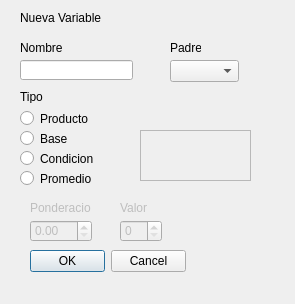
This is UIs/agregarVar.ui in MonodetH/Promedieitor as Qt 5 draws it before an edit. The edited form follows.
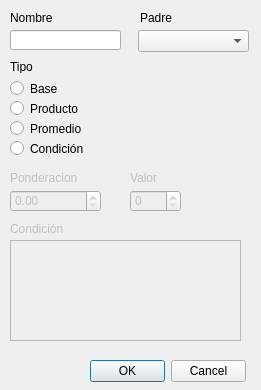
This is the edited form.

Commit message: Se muestran dialogos. class_agregarEval casi lista 03-08-2012

Diff of the .ui file:
```diff
--- a/UIs/agregarVar.ui
+++ b/UIs/agregarVar.ui
@@ -6,8 +6,8 @@
    <rect>
     <x>0</x>
     <y>0</y>
-    <width>295</width>
-    <height>304</height>
+    <width>261</width>
+    <height>390</height>
    </rect>
   </property>
   <property name="windowTitle">
@@ -19,18 +19,18 @@
    </property>
    <property name="geometry">
     <rect>
-     <x>140</x>
-     <y>130</y>
-     <width>111</width>
-     <height>51</height>
+     <x>10</x>
+     <y>240</y>
+     <width>231</width>
+     <height>101</height>
     </rect>
    </property>
   </widget>
   <widget class="QDialogButtonBox" name="buttonBox">
    <property name="geometry">
     <rect>
-     <x>30</x>
-     <y>250</y>
+     <x>90</x>
+     <y>360</y>
      <width>156</width>
      <height>23</height>
     </rect>
@@ -39,24 +39,24 @@
     <set>QDialogButtonBox::Cancel|QDialogButtonBox::Ok</set>
    </property>
   </widget>
-  <widget class="QRadioButton" name="radioButton">
-   <property name="geometry">
-    <rect>
-     <x>20</x>
-     <y>110</y>
-     <width>82</width>
-     <height>17</height>
-    </rect>
-   </property>
-   <property name="text">
-    <string>Producto</string>
-   </property>
-  </widget>
   <widget class="QRadioButton" name="radioButton_2">
    <property name="geometry">
     <rect>
-     <x>20</x>
-     <y>130</y>
+     <x>10</x>
+     <y>100</y>
+     <width>101</width>
+     <height>17</height>
+    </rect>
+   </property>
+   <property name="text">
+    <string>Producto</string>
+   </property>
+  </widget>
+  <widget class="QRadioButton" name="radioButton">
+   <property name="geometry">
+    <rect>
+     <x>10</x>
+     <y>80</y>
      <width>82</width>
      <height>17</height>
     </rect>
@@ -65,25 +65,25 @@
     <string>Base</string>
    </property>
   </widget>
-  <widget class="QRadioButton" name="radioButton_3">
-   <property name="geometry">
-    <rect>
-     <x>20</x>
-     <y>150</y>
-     <width>82</width>
-     <height>17</height>
-    </rect>
-   </property>
-   <property name="text">
-    <string>Condicion</string>
-   </property>
-  </widget>
   <widget class="QRadioButton" name="radioButton_4">
    <property name="geometry">
     <rect>
-     <x>20</x>
-     <y>170</y>
-     <width>82</width>
+     <x>10</x>
+     <y>140</y>
+     <width>101</width>
+     <height>17</height>
+    </rect>
+   </property>
+   <property name="text">
+    <string>Condición</string>
+   </property>
+  </widget>
+  <widget class="QRadioButton" name="radioButton_3">
+   <property name="geometry">
+    <rect>
+     <x>10</x>
+     <y>120</y>
+     <width>101</width>
      <height>17</height>
     </rect>
    </property>
@@ -94,8 +94,8 @@
   <widget class="QLabel" name="label">
    <property name="geometry">
     <rect>
-     <x>20</x>
-     <y>90</y>
+     <x>10</x>
+     <y>60</y>
      <width>46</width>
      <height>13</height>
     </rect>
@@ -104,25 +104,12 @@
     <string>Tipo</string>
    </property>
   </widget>
-  <widget class="QLabel" name="label_2">
-   <property name="geometry">
-    <rect>
-     <x>20</x>
-     <y>10</y>
-     <width>101</width>
-     <height>16</height>
-    </rect>
-   </property>
-   <property name="text">
-    <string>Nueva Variable</string>
-   </property>
-  </widget>
   <widget class="QComboBox" name="comboBox">
    <property name="geometry">
     <rect>
-     <x>170</x>
-     <y>60</y>
-     <width>69</width>
+     <x>138</x>
+     <y>30</y>
+     <width>111</width>
      <height>22</height>
     </rect>
    </property>
@@ -130,9 +117,9 @@
   <widget class="QLineEdit" name="lineEdit">
    <property name="geometry">
     <rect>
-     <x>20</x>
-     <y>60</y>
-     <width>113</width>
+     <x>10</x>
+     <y>30</y>
+     <width>111</width>
      <height>20</height>
     </rect>
    </property>
@@ -143,9 +130,9 @@
    </property>
    <property name="geometry">
     <rect>
-     <x>120</x>
-     <y>220</y>
-     <width>42</width>
+     <x>130</x>
+     <y>190</y>
+     <width>51</width>
      <height>22</height>
     </rect>
    </property>
@@ -156,9 +143,9 @@
    </property>
    <property name="geometry">
     <rect>
-     <x>30</x>
-     <y>220</y>
-     <width>62</width>
+     <x>10</x>
+     <y>190</y>
+     <width>91</width>
      <height>22</height>
     </rect>
    </property>
@@ -169,9 +156,9 @@
    </property>
    <property name="geometry">
     <rect>
-     <x>30</x>
-     <y>200</y>
-     <width>61</width>
+     <x>10</x>
+     <y>170</y>
+     <width>91</width>
      <height>16</height>
     </rect>
    </property>
@@ -185,9 +172,9 @@
    </property>
    <property name="geometry">
     <rect>
-     <x>120</x>
-     <y>200</y>
-     <width>31</width>
+     <x>130</x>
+     <y>170</y>
+     <width>61</width>
      <height>16</height>
     </rect>
    </property>
@@ -198,9 +185,9 @@
   <widget class="QLabel" name="label_5">
    <property name="geometry">
     <rect>
-     <x>20</x>
-     <y>40</y>
-     <width>51</width>
+     <x>10</x>
+     <y>10</y>
+     <width>61</width>
      <height>16</height>
     </rect>
    </property>
@@ -211,9 +198,9 @@
   <widget class="QLabel" name="label_6">
    <property name="geometry">
     <rect>
-     <x>170</x>
-     <y>40</y>
-     <width>31</width>
+     <x>140</x>
+     <y>10</y>
+     <width>61</width>
      <height>16</height>
     </rect>
    </property>
@@ -221,6 +208,22 @@
     <string>Padre</string>
    </property>
   </widget>
+  <widget class="QLabel" name="label_7">
+   <property name="enabled">
+    <bool>false</bool>
+   </property>
+   <property name="geometry">
+    <rect>
+     <x>10</x>
+     <y>220</y>
+     <width>66</width>
+     <height>17</height>
+    </rect>
+   </property>
+   <property name="text">
+    <string>Condición</string>
+   </property>
+  </widget>
  </widget>
  <resources/>
  <connections/>
```
Left out of the diff: 6 changed lines with no effect on the pictures. The commit also changes 6 other files.
